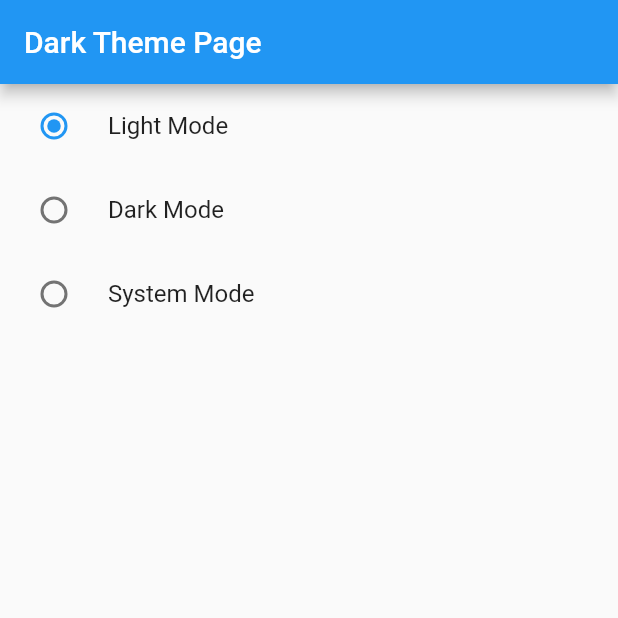
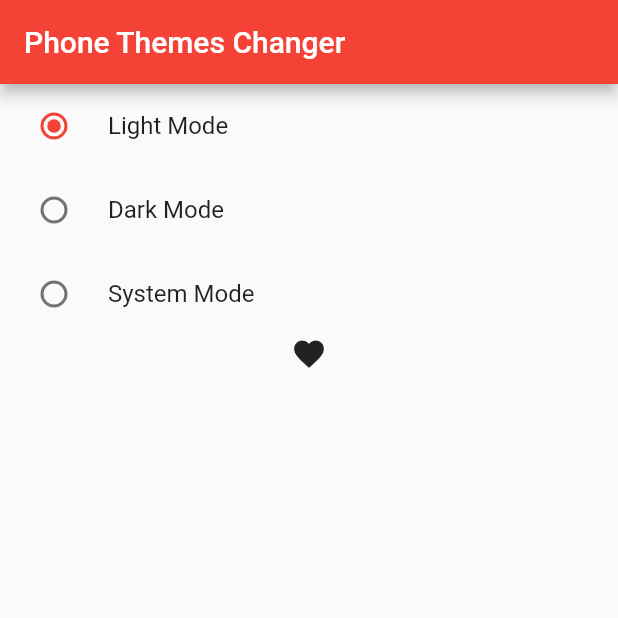
Before and after one commit to atik-sabuj/provider_mvvm, a Flutter app: the screen it shows after launch, on a phone screen of 412 x 824 dp, the top half of it. Run offline on Flutter 3.47's test engine with Material 2 defaults, Android fonts, the phone set to English and light mode, and no system bars.

Commit message:
Dark Theme Screen #6

```diff
--- a/lib/main.dart
+++ b/lib/main.dart
@@ -40,8 +40,20 @@ class MyApp extends StatelessWidget {
           title: 'Flutter Demo',
           themeMode: themeChanger.themeMode,
           theme: ThemeData(
+            brightness: Brightness.light,
+            primarySwatch: Colors.red,
+          ),
+          darkTheme: ThemeData(
+            brightness: Brightness.dark,
+            primarySwatch: Colors.yellow,
+            primaryColor: Colors.purple,
+            appBarTheme: AppBarTheme(
+              backgroundColor: Colors.teal,
+            ),
 
-            primarySwatch: Colors.blue,
+            iconTheme: IconThemeData(
+              color: Colors.pink
+            ),
           ),
           debugShowCheckedModeBanner: false,
           home: const DarkThemeScreen(),
--- a/lib/screen/themes/dark_theme.dart
+++ b/lib/screen/themes/dark_theme.dart
@@ -16,7 +16,7 @@ class _DarkThemeScreenState extends State<DarkThemeScreen> {
 
     return Scaffold(
       appBar: AppBar(
-        title: Text('Dark Theme Page'),
+        title: const Text('Phone Themes Changer'),
       ),
       body: Column(
         children: [
@@ -40,6 +40,8 @@ class _DarkThemeScreenState extends State<DarkThemeScreen> {
               groupValue: themeChanger.themeMode,
               onChanged: themeChanger.setTheme
           ),
+
+          Icon(Icons.favorite)
         ],
       ),
     );
```
